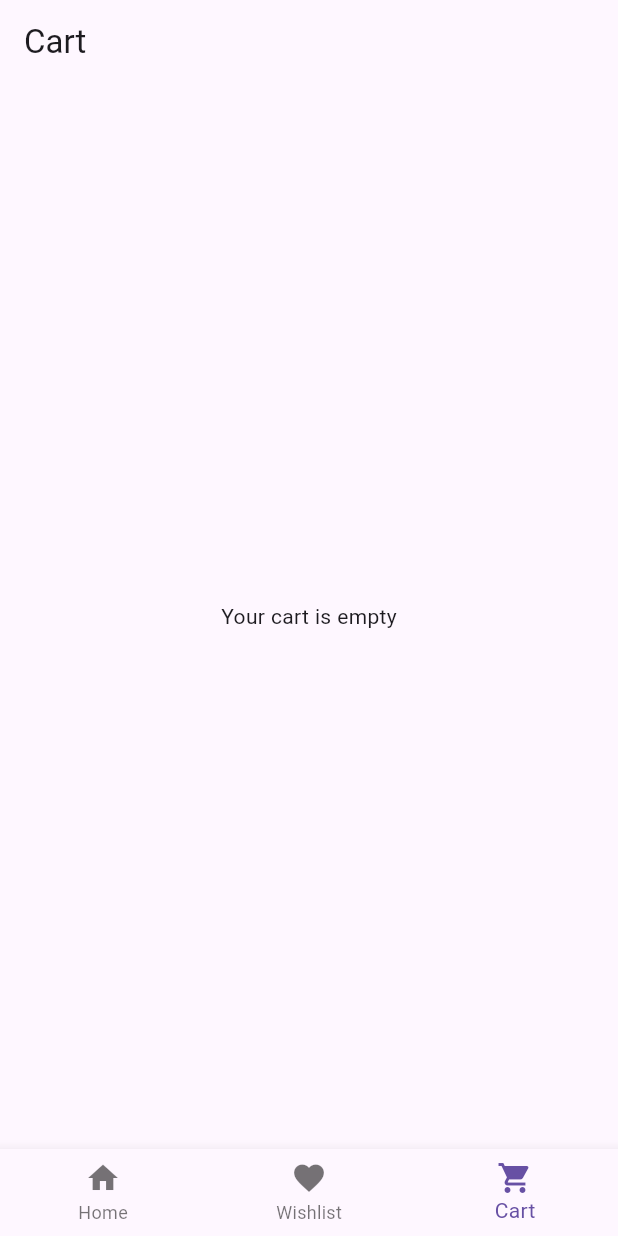
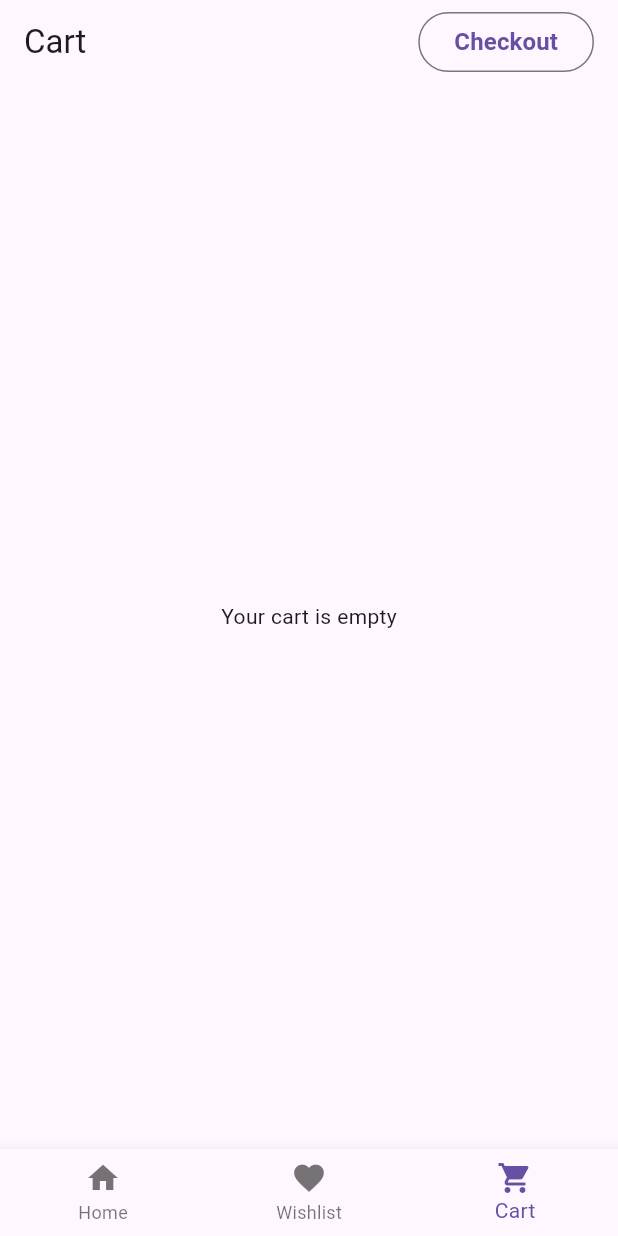
Before and after one commit to yahia-safwat/bagify, a Flutter app: the CartPage screen opened by its route, on a phone screen of 412 x 824 dp. Run offline on Flutter 3.47's test engine with Material 3 defaults, Android fonts, the light colour scheme and no system bars; our stand-ins replace flutter_riverpod, freezed_annotation, go_router.

Commit message:
Added Checkout Button

```diff
--- a/lib/features/cart/presentation/pages/cart_page.dart
+++ b/lib/features/cart/presentation/pages/cart_page.dart
@@ -2,6 +2,7 @@ import 'package:flutter/material.dart';
 import 'package:flutter_riverpod/flutter_riverpod.dart';
 
 import '../../../../common/widgets/bottom_nav.dart';
+import '../widgets/checkout_btn.dart';
 import 'widgets/body.dart';
 
 class CartPage extends ConsumerWidget {
@@ -10,7 +11,16 @@ class CartPage extends ConsumerWidget {
   @override
   Widget build(BuildContext context, WidgetRef ref) {
     return Scaffold(
-      appBar: AppBar(title: const Text('Cart')),
+      appBar: AppBar(
+        title: const Text('Cart'),
+        actions: [
+          CheckoutBtn(
+            onPressed: () {
+              // Handle checkout action
+            },
+          ),
+        ],
+      ),
       body: const CartPageBody(),
       bottomNavigationBar: const BottomNav(currentIndex: 2),
     );
--- /dev/null
+++ b/lib/features/cart/presentation/widgets/checkout_btn.dart
@@ -0,0 +1,25 @@
+import 'package:flutter/material.dart';
+
+class CheckoutBtn extends StatelessWidget {
+  final VoidCallback onPressed;
+
+  const CheckoutBtn({super.key, required this.onPressed});
+
+  @override
+  Widget build(BuildContext context) {
+    return Padding(
+      padding: const EdgeInsets.symmetric(horizontal: 16.0),
+      child: OutlinedButton(
+        onPressed: onPressed,
+        child: Text(
+          'Checkout',
+          style: TextStyle(
+            fontSize: 16,
+            fontWeight: FontWeight.bold,
+            color: Theme.of(context).primaryColor,
+          ),
+        ),
+      ),
+    );
+  }
+}
--- a/lib/features/wishlist/presentation/pages/widgets/body.dart
+++ b/lib/features/wishlist/presentation/pages/widgets/body.dart
@@ -4,10 +4,7 @@ import '../../../../product/domain/models/product_model.dart';
 import '../../../../product/presentation/widgets/product_list_item.dart';
 
 class WishlistPageBody extends StatelessWidget {
-  const WishlistPageBody({
-    super.key,
-    required this.wishlist,
-  });
+  const WishlistPageBody({super.key, required this.wishlist});
 
   final List<ProductModel> wishlist;
 
--- a/lib/features/wishlist/presentation/pages/wishlist_page.dart
+++ b/lib/features/wishlist/presentation/pages/wishlist_page.dart
@@ -10,7 +10,8 @@ class WishlistPage extends ConsumerWidget {
 
   @override
   Widget build(BuildContext context, WidgetRef ref) {
-    final wishlist = ref.watch(wishlistProvider);
+    // Get the wishlist & Ensure no duplicates
+    final wishlist = ref.watch(wishlistProvider).toSet().toList();
 
     return Scaffold(
       appBar: AppBar(
```
Also changed, not shown: lib/features/wishlist/data/repositories/wishlist_repository_impl.dart (+6 -1 lines).
